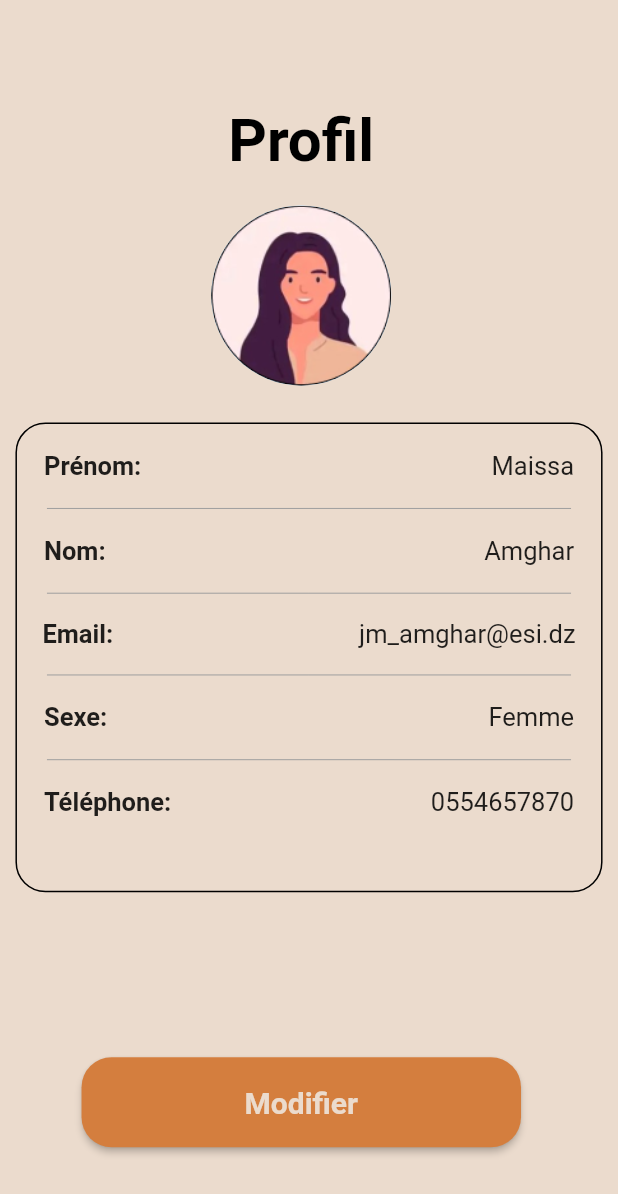
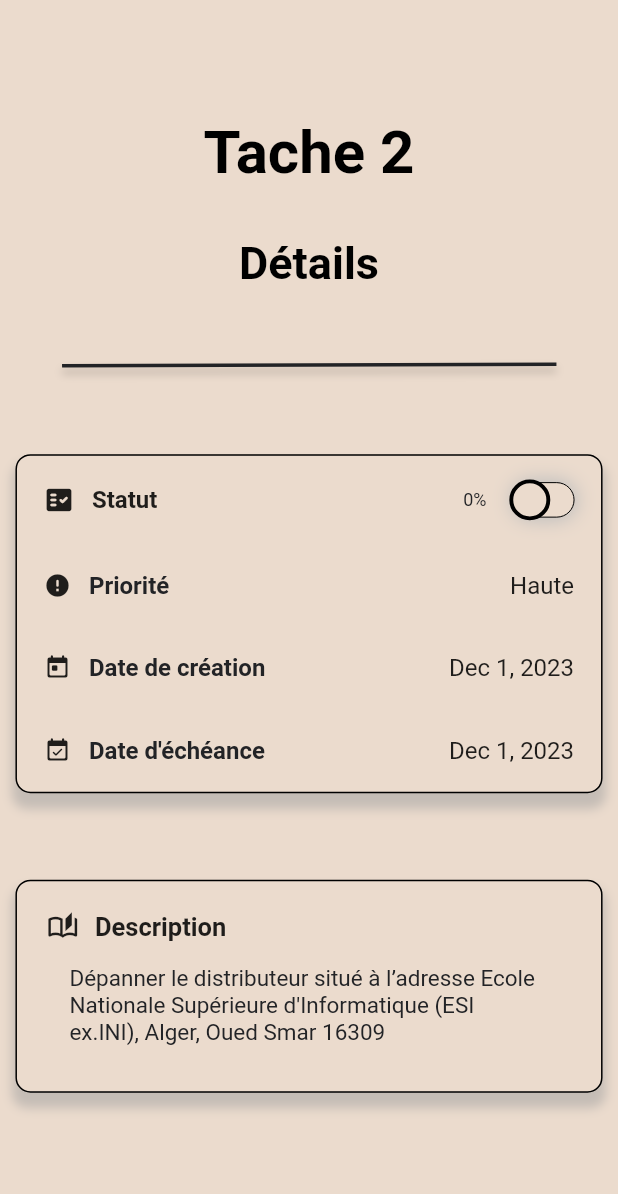
Before and after one commit to maissaAmg/smartbev_mobile3, a Flutter app: the Profil screen opened directly, after a tap on "Modifier", on a phone screen of 412 x 824 dp. Shown: the top 1194 px of the screen. Run offline on Flutter 3.47's test engine with Material 2 defaults, Android fonts, the phone set to English and light mode, and no system bars; Roboto replaces fonts that are missing (Helvetica Neue).

Commit message:
we made it to the tache page

```diff
--- a/lib/Screens/profil_screen.dart
+++ b/lib/Screens/profil_screen.dart
@@ -1,6 +1,11 @@
 import 'package:flutter/material.dart';
 import 'package:login/Widgets/button_widget.dart';
-import 'package:login/Widgets/info_card.dart';
+import 'package:login/Widgets/info_profil.dart';
+import 'package:login/Screens/tache_screen.dart';
+import 'package:flutter/services.dart';
+
+final fontLoader = FontLoader('Helvetica Neue')
+  ..addFont(rootBundle.load('assets/fonts/Helvetica Neue Regular.otf'));
 
 // our data
 const nom = "Amghar";
@@ -15,28 +20,35 @@ class Profil extends StatelessWidget {
 
   @override
   Widget build(BuildContext context) {
+    //final screenWidth = MediaQuery.of(context).size.width;
+    final screenHeight = MediaQuery.of(context).size.height;
+
     return Scaffold(
       body: SafeArea(
-        minimum: const EdgeInsets.only(top: 70),
+        minimum: EdgeInsets.only(top: screenHeight * 0.05),
+        child: SingleChildScrollView(
           child: Column(
             children: <Widget>[
+              SizedBox(height: screenHeight * 0.04),
               const Text(
                 "Profil",
                 style: TextStyle(
                   fontSize: 40.0,
                   color: Colors.black,
                   fontWeight: FontWeight.bold,
+                  fontFamily: 'Helvetica Neue',
                 ),
               ),
-            const Padding(
-              padding: EdgeInsets.only(top: 20),
-              child: CircleAvatar(
+              SizedBox(height: screenHeight * 0.03),
+              Padding(
+                padding: EdgeInsets.symmetric(horizontal: screenHeight * 0.1),
+                child: const CircleAvatar(
                   backgroundImage: AssetImage('assets/avatar.png'),
                   radius: 60,
                 ),
               ),
-            InfoCard(text: nom, icon: Icons.person, onPressed: () async {}),
-            const SizedBox(height: 110), // add some space
+              InfoCard(text: mdp, icon: Icons.lock, onPressed: () async {}),
+              SizedBox(height: screenHeight * 0.1), // add some space
               SizedBox(
                 width: 293.0,
                 height: 60.0,
@@ -46,13 +58,15 @@ class Profil extends StatelessWidget {
                     Navigator.push(
                       context,
                       MaterialPageRoute(
-                      builder: (context) => const Profil(),
+                        builder: (context) => const Tache(),
                       ),
                     );
                   },
                 ),
               ),
+              SizedBox(height: screenHeight * 0.1),
             ],
+          ),
         ),
       ),
     );
--- /dev/null
+++ b/lib/Screens/tache_screen.dart
@@ -0,0 +1,83 @@
+import 'package:flutter/material.dart';
+import 'package:login/Widgets/info_tache.dart';
+import 'package:login/Widgets/desc_tache.dart';
+
+const nom = "Amghar";
+const prenom = "Maissa";
+const email = "jm_amghar@esi.dz"; // not real number :)
+const sexe = "Femme";
+const tel = "0554094561";
+const mdp = "********";
+
+class Tache extends StatelessWidget {
+  const Tache({Key? key}) : super(key: key);
+
+  @override
+  Widget build(BuildContext context) {
+    //final screenWidth = MediaQuery.of(context).size.width;
+    final screenHeight = MediaQuery.of(context).size.height;
+
+    return Scaffold(
+      body: SafeArea(
+        minimum: EdgeInsets.only(top: screenHeight * 0.05),
+        child: SingleChildScrollView(
+          child: Column(
+            children: <Widget>[
+              SizedBox(height: screenHeight * 0.045),
+              const Center(
+                child: Text(
+                  "Tache 2",
+                  style: TextStyle(
+                    fontSize: 40.0,
+                    color: Colors.black,
+                    fontWeight: FontWeight.bold,
+                    fontFamily: 'Helvetica Neue',
+                  ),
+                ),
+              ),
+              SizedBox(height: screenHeight * 0.04),
+              const Center(
+                child: Text(
+                  "Détails",
+                  style: TextStyle(
+                    fontSize: 30.0,
+                    color: Colors.black,
+                    fontWeight: FontWeight.bold,
+                    fontFamily: 'Helvetica Neue',
+                  ),
+                ),
+              ),
+              Container(
+                width: MediaQuery.of(context).size.width * 0.8,
+                margin: EdgeInsets.only(
+                  top: MediaQuery.of(context).size.height * 0.06,
+                ),
+                decoration: BoxDecoration(
+                  border:
+                      Border.all(width: 1.2, color: const Color(0xff222326)),
+                  boxShadow: const [
+                    BoxShadow(
+                      color: Color.fromRGBO(0, 0, 0, 0.25),
+                      offset: Offset(0, 4),
+                      blurRadius: 4,
+                    ),
+                  ],
+                ),
+                transform: Matrix4.rotationZ(-0.18 * 3.14159 / 180),
+              ),
+
+              // InfoCard(text: mdp, icon: Icons.lock, onPressed: () async {}),
+              SizedBox(height: screenHeight * 0.07), // add some space
+              InfoTache(
+                  text: mdp, icon: Icons.abc_outlined, onPressed: () async {}),
+              SizedBox(height: screenHeight * 0.07),
+              descTache(
+                  text: mdp, icon: Icons.abc_outlined, onPressed: () async {}),
+              SizedBox(height: screenHeight * 0.07),
+            ],
+          ),
+        ),
+      ),
+    );
+  }
+}
--- a/lib/Widgets/button_widget.dart
+++ b/lib/Widgets/button_widget.dart
@@ -1,11 +1,8 @@
 import 'package:flutter/material.dart';
-//import 'package:flutter/services.dart';
 
 class ButtonWidget extends StatelessWidget {
   final String btnText;
   final VoidCallback onPress;
-  //final fontLoader = FontLoader('Helvetica Neue')
-  //..addFont(rootBundle.load('assets/fonts/Helvetica Neue Regular.otf'));
 
   const ButtonWidget({super.key, required this.btnText, required this.onPress});
 
@@ -26,6 +23,7 @@ class ButtonWidget extends StatelessWidget {
                 fontSize: 20.0,
                 fontWeight: FontWeight.w700,
                 color: Color(0xFFEBDBCD),
+                fontFamily: 'Helvatica Neue',
               )),
         ),
       ),
--- /dev/null
+++ b/lib/Widgets/desc_tache.dart
@@ -0,0 +1,78 @@
+import 'package:flutter/material.dart';
+
+// our data
+const desc =
+    "Dépanner le distributeur situé à l’adresse Ecole Nationale Supérieure d'Informatique (ESI ex.INI), Alger, Oued Smar 16309";
+
+// ignore: must_be_immutable, camel_case_types
+class descTache extends StatelessWidget {
+  // the values we need
+  final String text;
+  final IconData icon;
+  Function onPressed;
+
+  descTache(
+      {super.key,
+      required this.text,
+      required this.icon,
+      required this.onPressed});
+
+  @override
+  Widget build(BuildContext context) {
+    return Container(
+      width: MediaQuery.of(context).size.width * 0.95,
+      decoration: BoxDecoration(
+        color: const Color(0xFFEBDBCD),
+        borderRadius: BorderRadius.circular(10),
+        border: Border.all(color: Colors.black),
+        boxShadow: [
+          BoxShadow(
+            color: Colors.grey.withOpacity(0.5),
+            spreadRadius: 2,
+            blurRadius: 5,
+            offset: const Offset(0, 8), // changes position of shadow
+          ),
+        ],
+      ),
+      child: Column(
+        crossAxisAlignment: CrossAxisAlignment.start,
+        children: [
+          Padding(
+            padding: const EdgeInsets.fromLTRB(20, 20, 12, 0),
+            child: Row(
+              children: const [
+                Padding(
+                  padding: EdgeInsets.only(right: 11),
+                  child: Icon(
+                    Icons.auto_stories_outlined,
+                    size: 21,
+                  ),
+                ),
+                Text(
+                  "Description",
+                  style: TextStyle(
+                    fontSize: 17,
+                    fontWeight: FontWeight.bold,
+                    fontFamily: 'Helvetica Neue',
+                  ),
+                ),
+              ],
+            ),
+          ),
+          const Padding(
+            padding: EdgeInsets.fromLTRB(35, 15, 35, 30),
+            child: Text(
+              desc,
+              style: TextStyle(
+                fontSize: 15,
+                fontWeight: FontWeight.w400,
+                color: Color(0xFF222326),
+                fontFamily: 'Helvetica Neue',
+              ),
+            ),
+          ),
+        ],
+      ),
+    );
+  }
+}
--- a/lib/Widgets/info_card.dart
+++ /dev/null
@@ -1,171 +0,0 @@
-import 'package:flutter/material.dart';
-
-// ignore: must_be_immutable
-class InfoCard extends StatelessWidget {
-  // the values we need
-  final String text;
-  final IconData icon;
-  Function onPressed;
-
-  InfoCard(
-      {super.key,
-      required this.text,
-      required this.icon,
-      required this.onPressed});
-  @override
-  Widget build(BuildContext context) {
-    return Container(
-      width: MediaQuery.of(context).size.width * 0.95,
-      height: MediaQuery.of(context).size.height * 0.38,
-      margin: EdgeInsets.only(
-        left: MediaQuery.of(context).size.width * 0.025,
-        top: MediaQuery.of(context).size.height * 0.03,
-      ),
-      decoration: BoxDecoration(
-        color: Colors.transparent,
-        borderRadius: BorderRadius.circular(20),
-        border: Border.all(
-          color: Colors.black,
-          width: 1,
-        ),
-        // boxShadow: [
-        //   BoxShadow(
-        //     color: const Color(0xFFEBDBCD).withOpacity(0.5),
-        //     spreadRadius: 5,
-        //     blurRadius: 7,
-        //     offset: const Offset(0, 3),
-        //   ),
-        // ],
-      ),
-      child: Column(
-        crossAxisAlignment: CrossAxisAlignment.start,
-        children: [
-          Padding(
-            padding: const EdgeInsets.all(18.0),
-            child: Row(
-              mainAxisAlignment: MainAxisAlignment.spaceBetween,
-              // ignore: prefer_const_literals_to_create_immutables
-              children: [
-                const Text(
-                  'Prénom:',
-                  style: TextStyle(
-                    fontSize: 17,
-                    fontWeight: FontWeight.bold,
-                  ),
-                ),
-                const Text(
-                  "Maissa",
-                  style: TextStyle(fontSize: 17),
-                ),
-              ],
-            ),
-          ),
-          const Divider(
-            height: 0.5,
-            color: Colors.grey,
-            indent: 20,
-            endIndent: 20,
-          ),
-          Padding(
-            padding: const EdgeInsets.all(18.0),
-            child: Row(
-              mainAxisAlignment: MainAxisAlignment.spaceBetween,
-              // ignore: prefer_const_literals_to_create_immutables
-              children: [
-                const Text(
-                  'Nom:',
-                  style: TextStyle(
-                    fontSize: 17,
-                    fontWeight: FontWeight.bold,
-                  ),
-                ),
-                const Text(
-                  "Amghar",
-                  style: TextStyle(fontSize: 17),
-                ),
-              ],
-            ),
-          ),
-          const Divider(
-            height: 0.5,
-            color: Colors.grey,
-            indent: 20,
-            endIndent: 20,
-          ),
-          Padding(
-            padding: const EdgeInsets.all(17.0),
-            child: Row(
-              mainAxisAlignment: MainAxisAlignment.spaceBetween,
-              // ignore: prefer_const_literals_to_create_immutables
-              children: [
-                const Text(
-                  'Email:',
-                  style: TextStyle(
-                    fontSize: 17,
-                    fontWeight: FontWeight.bold,
-                  ),
-                ),
-                const Text(
-                  "jm_amghar@esi.dz",
-                  style: TextStyle(fontSize: 17),
-                ),
-              ],
-            ),
-          ),
-          const Divider(
-            height: 0.5,
-            color: Colors.grey,
-            indent: 20,
-            endIndent: 20,
-          ),
-          Padding(
-            padding: const EdgeInsets.all(18.0),
-            child: Row(
-              mainAxisAlignment: MainAxisAlignment.spaceBetween,
-              // ignore: prefer_const_literals_to_create_immutables
-              children: [
-                const Text(
-                  'Sexe:',
-                  style: TextStyle(
-                    fontSize: 17,
-                    fontWeight: FontWeight.bold,
-                  ),
-                ),
-                const Text(
-                  "Femme",
-                  style: TextStyle(fontSize: 17),
-                ),
-              ],
-            ),
-          ),
-          const Divider(
-            height: 0.5,
-            color: Colors.grey,
-            indent: 20,
-            endIndent: 20,
-          ),
-          Padding(
-            padding: const EdgeInsets.all(18.0),
-            child: Row(
-              mainAxisAlignment: MainAxisAlignment.spaceBetween,
-              // ignore: prefer_const_literals_to_create_immutables
-              children: [
-                const Text(
-                  'Téléphone:',
-                  style: TextStyle(
-                    fontSize: 17,
-                    fontWeight: FontWeight.bold,
-                  ),
-                ),
-                const Text(
-                  "0554657870",
-                  style: TextStyle(fontSize: 17),
-                ),
-              ],
-            ),
-          ),
-        ],
-      ),
-    );
-  }
-}
--- /dev/null
+++ b/lib/Widgets/info_profil.dart
@@ -0,0 +1,80 @@
+import 'package:flutter/material.dart';
+import 'package:login/Widgets/information.dart';
+
+// our data
+const nom = "Amghar";
+const prenom = "Maissa";
+const email = "jm_amghar@esi.dz";
+const sexe = "Femme";
+const tel = "0554094561";
+
+// ignore: must_be_immutable
+class InfoCard extends StatelessWidget {
+  // the values we need
+  final String text;
+  final IconData icon;
+  Function onPressed;
+
+  InfoCard(
+      {super.key,
+      required this.text,
+      required this.icon,
+      required this.onPressed});
+  @override
+  Widget build(BuildContext context) {
+    return Container(
+      width: MediaQuery.of(context).size.width * 0.95,
+      margin: EdgeInsets.only(
+        left: MediaQuery.of(context).size.width * 0.025,
+        top: MediaQuery.of(context).size.height * 0.03,
+      ),
+      decoration: BoxDecoration(
+        color: const Color(0xFFEBDBCD),
+        borderRadius: BorderRadius.circular(10),
+        border: Border.all(color: Colors.black),
+        boxShadow: [
+          BoxShadow(
+            color: Colors.grey.withOpacity(0.5),
+            spreadRadius: 2,
+            blurRadius: 5,
+            offset: const Offset(0, 8), // changes position of shadow
+          ),
+        ],
+      ),
+      child: Column(
+        crossAxisAlignment: CrossAxisAlignment.start,
+        children: const [
+          Information(text: prenom, info: 'Prénom', icon: Icons.info_outline),
+          Divider(
+            height: 0.5,
+            color: Colors.grey,
+            indent: 20,
+            endIndent: 20,
+          ),
+          Information(text: nom, info: 'Nom', icon: Icons.info_outline),
+          Divider(
+            height: 0.5,
+            color: Colors.grey,
+            indent: 20,
+            endIndent: 20,
+          ),
+          Information(text: email, info: 'Email', icon: Icons.info_outline),
+          Divider(
+            height: 0.5,
+            color: Colors.grey,
+            indent: 20,
+            endIndent: 20,
+          ),
+          Information(text: sexe, info: 'Sexe', icon: Icons.info_outline),
+          Divider(
+            height: 0.5,
+            color: Colors.grey,
+            indent: 20,
+            endIndent: 20,
+          ),
+          Information(text: tel, info: 'Téléphone', icon: Icons.info_outline),
+        ],
+      ),
+    );
+  }
+}
--- /dev/null
+++ b/lib/Widgets/info_tache.dart
@@ -0,0 +1,58 @@
+import 'package:flutter/material.dart';
+import 'package:login/Widgets/information.dart';
+import 'package:login/Widgets/toggle.dart';
+
+// our data
+const statut = "100%";
+const priorite = "Haute";
+const creation = "Dec 1, 2023";
+const echeance = "Dec 1, 2023";
+
+// ignore: must_be_immutable
+class InfoTache extends StatelessWidget {
+  // the values we need
+  final String text;
+  final IconData icon;
+  Function onPressed;
+
+  InfoTache(
+      {super.key,
+      required this.text,
+      required this.icon,
+      required this.onPressed});
+  @override
+  Widget build(BuildContext context) {
+    return Container(
+      width: MediaQuery.of(context).size.width * 0.95,
+      decoration: BoxDecoration(
+        color: const Color(0xFFEBDBCD),
+        borderRadius: BorderRadius.circular(10),
+        border: Border.all(color: Colors.black),
+        boxShadow: [
+          BoxShadow(
+            color: Colors.grey.withOpacity(0.5),
+            spreadRadius: 2,
+            blurRadius: 5,
+            offset: const Offset(0, 8), // changes position of shadow
+          ),
+        ],
+      ),
+      child: Column(
+        crossAxisAlignment: CrossAxisAlignment.start,
+        children: const [
+          toggle(text: statut, info: 'Statut', icon: Icons.fact_check_rounded),
+          Information(
+              text: priorite, info: 'Priorité', icon: Icons.error_rounded),
+          Information(
+              text: creation,
+              info: 'Date de création',
+              icon: Icons.today_rounded),
+          Information(
+              text: echeance,
+              info: "Date d'échéance",
+              icon: Icons.event_available_rounded),
+        ],
+      ),
+    );
+  }
+}
--- /dev/null
+++ b/lib/Widgets/information.dart
@@ -0,0 +1,61 @@
+import 'package:flutter/material.dart';
+
+// ignore: must_be_immutable
+class Information extends StatelessWidget {
+  // the values we need
+  final String text;
+  final String info;
+  final IconData icon;
+  //Function onPressed;
+
+  const Information({
+    super.key,
+    required this.text,
+    required this.info,
+    required this.icon,
+
+    //required this.onPressed
+  });
+  @override
+  Widget build(BuildContext context) {
+    final screenWidth = MediaQuery.of(context).size.width;
+    final fontSize = screenWidth > 600 ? 20.0 : 16.0;
+
+    return Padding(
+      padding: const EdgeInsets.all(18.0),
+      child: Row(
+        mainAxisAlignment: MainAxisAlignment.spaceBetween,
+        children: [
+          Flexible(
+            flex: 2,
+            child: Row(
+              children: [
+                Padding(
+                  padding: const EdgeInsets.only(right: 12),
+                  child: Icon(icon, size: 18),
+                ),
+                Text(
+                  info,
+                  style: TextStyle(
+                    fontSize: fontSize,
+                    fontWeight: FontWeight.bold,
+                    color: const Color(0xFF222326),
+                    fontFamily: 'Helvetica Neue',
+                  ),
+                ),
+              ],
+            ),
+          ),
+          const SizedBox(width: 20),
+          Flexible(
+            flex: 0,
+            child: Text(
+              text,
+              style: TextStyle(fontSize: fontSize),
+            ),
+          ),
+        ],
+      ),
+    );
+  }
+}
--- /dev/null
+++ b/lib/Widgets/toggle.dart
@@ -0,0 +1,117 @@
+import 'package:flutter/material.dart';
+
+// ignore: camel_case_types
+class toggle extends StatefulWidget {
+  final String text;
+  final String info;
+  final IconData icon;
+  const toggle({
+    super.key,
+    required this.text,
+    required this.info,
+    required this.icon,
+  });
+
+  @override
+  // ignore: library_private_types_in_public_api
+  _toggle createState() => _toggle();
+}
+
+// ignore: camel_case_types
+class _toggle extends State<toggle> {
+  var isEnabled = false;
+  final animationDuration = const Duration(milliseconds: 500);
+  @override
+  Widget build(BuildContext context) {
+    return Padding(
+      padding: const EdgeInsets.all(18.0),
+      child: Row(
+        mainAxisAlignment: MainAxisAlignment.spaceBetween,
+        children: [
+          Flexible(
+            flex: 3,
+            child: Row(
+              children: [
+                Padding(
+                  padding: const EdgeInsets.only(right: 12),
+                  child: Icon(
+                    widget.icon,
+                    size: 20,
+                  ),
+                ),
+                Text(
+                  widget.info,
+                  style: const TextStyle(
+                    fontSize: 16,
+                    fontWeight: FontWeight.bold,
+                    fontFamily: 'Helvetica Neue',
+                  ),
+                ),
+              ],
+            ),
+          ),
+          const SizedBox(width: 100),
+          Text(
+            isEnabled ? "100%" : "0%",
+            style: const TextStyle(
+              fontSize: 12,
+              fontWeight: FontWeight.normal,
+              color: Color(0xFF222326),
+              fontFamily: 'Helvetica Neue',
+            ),
+          ),
+          Flexible(
+            flex: 2,
+            child: GestureDetector(
+              onTap: () {
+                setState(() {
+                  isEnabled = !isEnabled;
+                });
+              },
+              child: Container(
+                height: 23,
+                width: 40,
+                decoration: BoxDecoration(
+                  borderRadius: BorderRadius.circular(30),
+                  color: isEnabled
+                      ? const Color(0xFF249936)
+                      : const Color(0xFFEBDBCD),
+                  border: Border.all(color: Colors.black, width: 0),
+                  boxShadow: [
+                    BoxShadow(
+                      color: Colors.grey.shade400,
+                      spreadRadius: 2,
+                      blurRadius: 10,
+                    ),
+                  ],
+                ),
+                child: AnimatedAlign(
+                  duration: animationDuration,
+                  alignment:
+                      isEnabled ? Alignment.centerRight : Alignment.centerLeft,
+                  child: Padding(
+                    padding: const EdgeInsets.symmetric(horizontal: 0),
+                    child: Transform.scale(
+                      scale:
+                          1.3, // adjust this value to increase/decrease the size of the circle
+                      child: Container(
+                        width: 21,
+                        height:
+                            21, // set the height and width to the same value to make it a circle
+                        decoration: BoxDecoration(
+                          shape: BoxShape.circle,
+                          color: const Color(0xFFEBDBCD),
+                          border: Border.all(color: Colors.black, width: 2),
+                        ),
+                      ),
+                    ),
+                  ),
+                ),
+              ),
+            ),
+          ),
+        ],
+      ),
+    );
+  }
+}
--- a/lib/main.dart
+++ b/lib/main.dart
@@ -1,14 +1,16 @@
 import 'package:flutter/material.dart';
 import 'package:login/Screens/welcome_screen.dart';
+import 'package:flutter/services.dart';
 
 void main() async {
   WidgetsFlutterBinding.ensureInitialized();
-  runApp(const MyApp());
+  runApp(MyApp());
 }
 
 class MyApp extends StatelessWidget {
-  const MyApp({Key? key}) : super(key: key);
-
+  MyApp({Key? key}) : super(key: key);
+  final fontLoader = FontLoader('Helvetica Neue')
+    ..addFont(rootBundle.load('assets/fonts/Helvetica Neue Regular.otf'));
   @override
   Widget build(BuildContext context) {
     return MaterialApp(
--- a/pubspec.yaml
+++ b/pubspec.yaml
@@ -93,3 +93,4 @@ flutter:
     - assets/logo.png
     - assets/maa.png
     - assets/avatar.png
+    - assets/fonts/Helvetica Neue Regular.otf
```
Also changed, not shown: 1 other file. Lines whose indentation alone changed are shown as unchanged.
